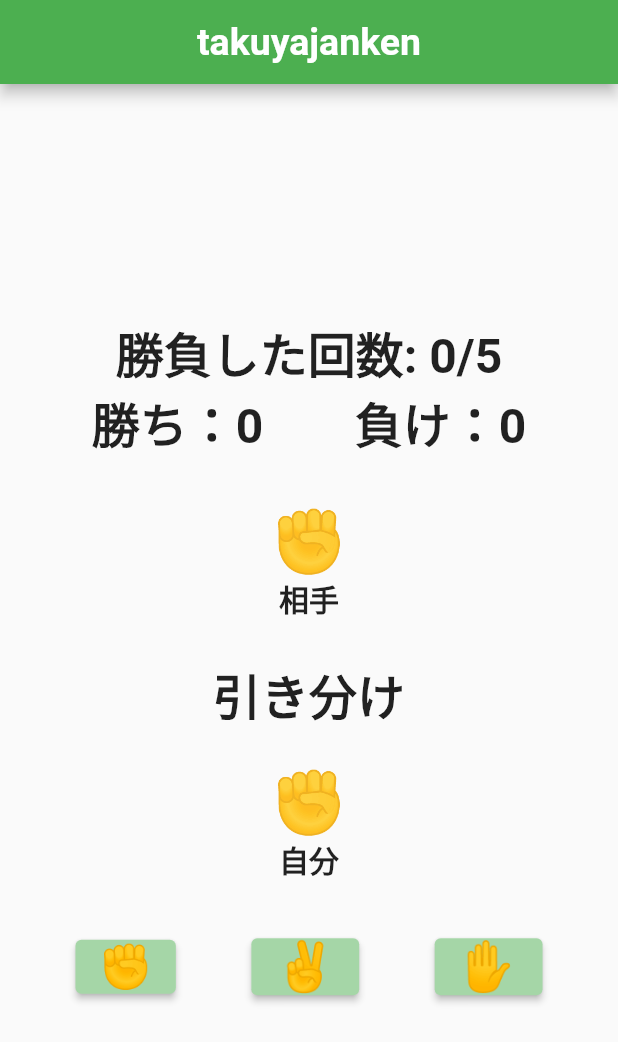
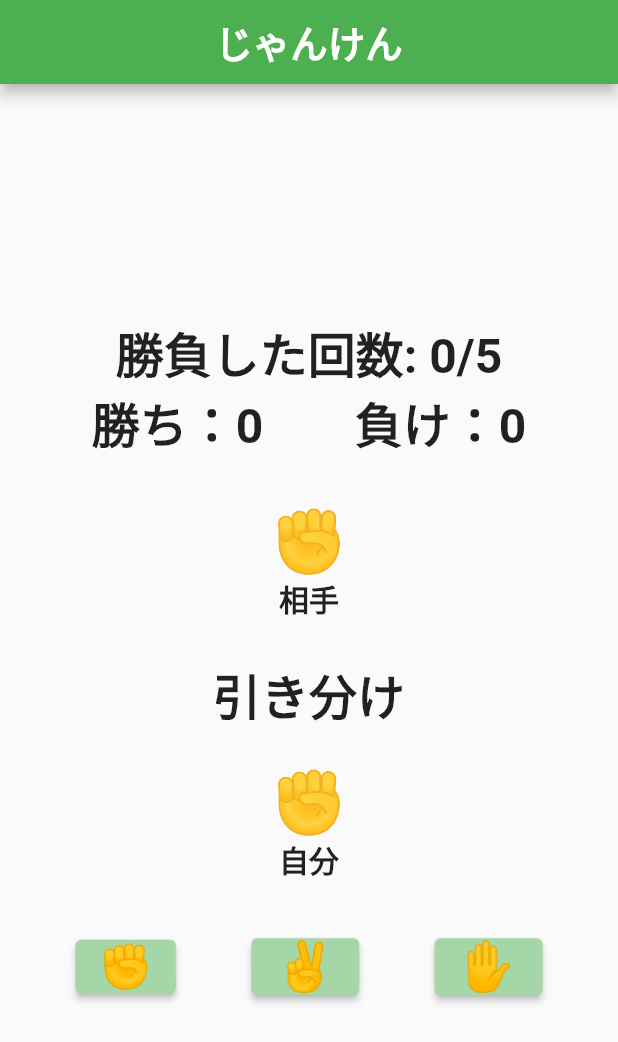
Before and after one commit to takuya4520/janken, a Flutter app: the screen it shows after launch, on a phone screen of 412 x 824 dp. Shown: the top 1042 px of the screen. Run offline on Flutter 3.47's test engine with Material 2 defaults, Android fonts, the phone set to English and light mode, and no system bars.

Commit message:
AppBarテキストをもとに戻した

```diff
--- a/lib/main.dart
+++ b/lib/main.dart
@@ -82,7 +82,7 @@ class _jankenPageState extends State<jankenPage> {
         backgroundColor: Colors.green,
         centerTitle: true,
         title: Text(
-          'takuyajanken',
+          'じゃんけん',
           style: TextStyle(fontSize: 25, fontWeight: FontWeight.bold),
         ),
       ),
```
